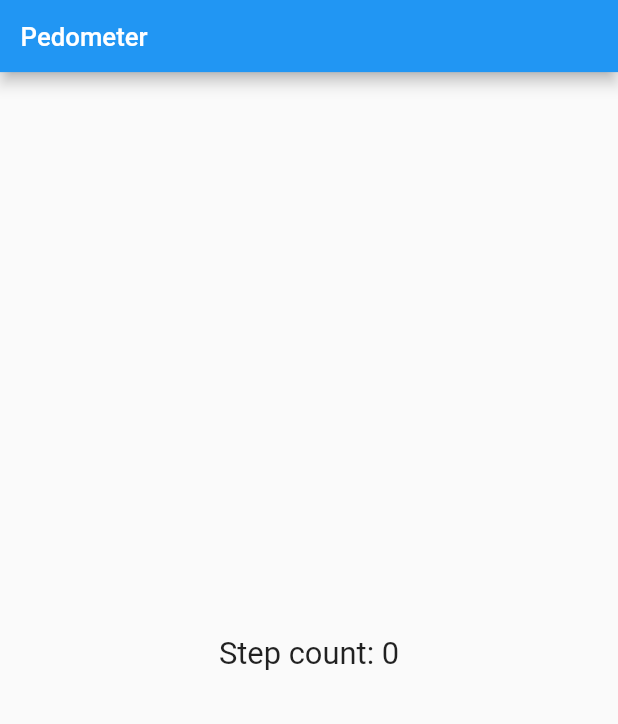
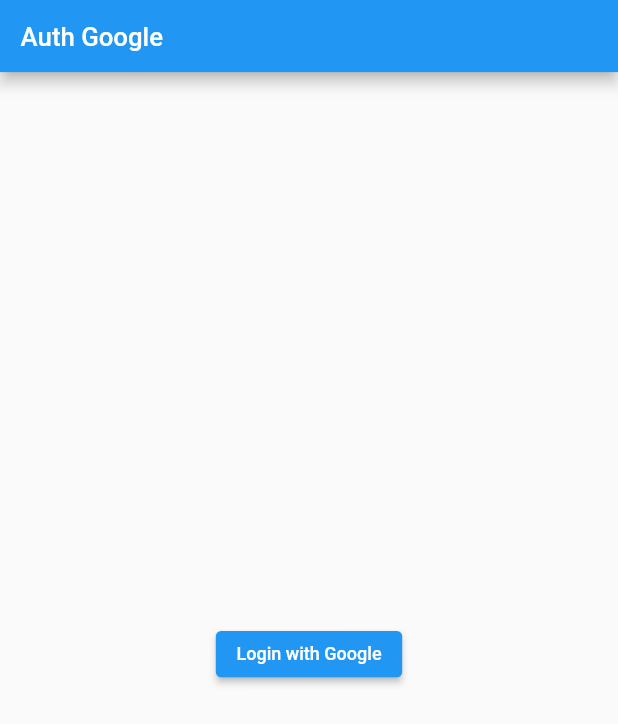
Before and after one commit to lhenrique11/openapp, a Flutter app: the screen it shows after launch, on a phone screen of 412 x 824 dp. Shown: the top 724 px of the screen. Run offline on Flutter 3.47's test engine with Material 2 defaults, Android fonts, the phone set to English and light mode, and no system bars; our stand-ins replace firebase_auth, firebase_core, flutter_local_notifications, google_sign_in, pedometer, responsive_framework; accounts and stored records are empty.

Commit message:
autenticação via google

```diff
--- /dev/null
+++ b/lib/authgoogle.dart
@@ -0,0 +1,86 @@
+import 'package:flutter/foundation.dart';
+import 'package:flutter/material.dart';
+import 'package:flutter/src/widgets/container.dart';
+import 'package:flutter/src/widgets/framework.dart';
+import 'package:responsive_framework/responsive_framework.dart';
+import 'package:google_sign_in/google_sign_in.dart';
+import 'package:firebase_core/firebase_core.dart';
+import 'package:firebase_auth/firebase_auth.dart';
+
+class AuthGoogle extends StatefulWidget {
+  const AuthGoogle({super.key});
+
+  @override
+  State<AuthGoogle> createState() => _AuthGoogleState();
+}
+
+class _AuthGoogleState extends State<AuthGoogle> {
+
+final GoogleSignIn googleSignIn = GoogleSignIn();
+final FirebaseAuth auth = FirebaseAuth.instance;
+
+
+//funçaõ para logar no google
+Future<UserCredential> signInWithGoogle() async {
+
+  //provedor de autenticação
+  final GoogleSignInAccount? googleSignInAccount = await googleSignIn.signIn();
+  final GoogleSignInAuthentication googleSignInAuthentication =
+        await googleSignInAccount!.authentication;
+
+  // fazer login via google
+  final OAuthCredential credential = GoogleAuthProvider.credential(
+      accessToken: googleSignInAuthentication.accessToken,
+      idToken: googleSignInAuthentication.idToken,
+  );
+
+  return await auth.signInWithCredential(credential);
+}
+
+
+// função para deslogar do Google
+Future<void> signOutGoogle() async {
+  await googleSignIn.signOut();
+  await FirebaseAuth.instance.signOut();
+}
+
+  @override
+  Widget build(BuildContext context) {
+    return MaterialApp(
+      debugShowCheckedModeBanner: false,
+      builder: (context, child) => ResponsiveWrapper.builder(
+        child,
+        maxWidth: 1200,
+        minWidth: 480,
+        defaultScale: true,
+        breakpoints: [
+          const ResponsiveBreakpoint.resize(480, name: MOBILE),
+          const ResponsiveBreakpoint.autoScale(800, name: TABLET),
+          const ResponsiveBreakpoint.resize(1200, name: DESKTOP),
+        ],
+        background: Container(color: Colors.white,)),
+        home: NotificationListener<OverscrollIndicatorNotification>(
+          onNotification: (overScroll){
+            overScroll.disallowIndicator();
+            return true;
+          },
+          child: Scaffold(
+            appBar: AppBar(
+            title: const Text('Auth Google'),),
+            body: Center(
+              child: ElevatedButton(
+                onPressed: () async {
+                final UserCredential userCredential = await signInWithGoogle();
+                final User user = userCredential.user!;
+                if (kDebugMode) {
+                  print('User: ${user.displayName}');
+                }
+              },
+              child: const Text('Login with Google'),
+              ),
+            ),
+          )
+        ),
+    );
+  }
+}
--- a/pubspec.yaml
+++ b/pubspec.yaml
@@ -40,6 +40,10 @@ dependencies:
   responsive_framework: ^0.2.0
   flutter_local_notifications: ^13.0.0
   pedometer: ^3.0.0
+  google_sign_in: ^5.2.1
+  firebase_auth: ^4.4.0
+  firebase_core: ^2.9.0
+
 
 dev_dependencies:
   flutter_test:
```
Also changed, not shown: lib/main.dart (+9 -5 lines), pubspec.lock, 3 other files.
